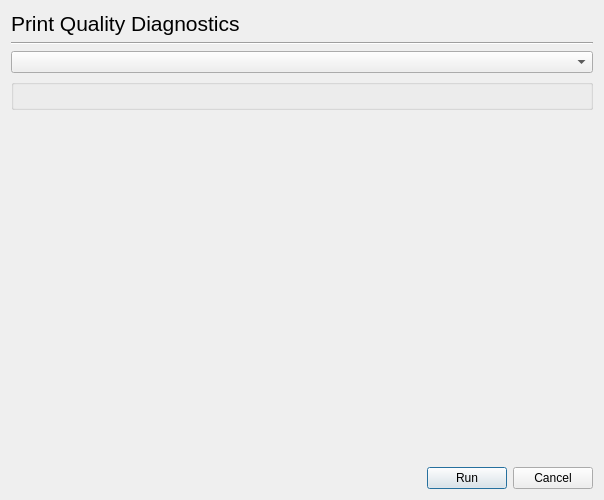
Qt form ui4/pqdiagdialog_base.ui (jpopelka/hplip) before a commit.
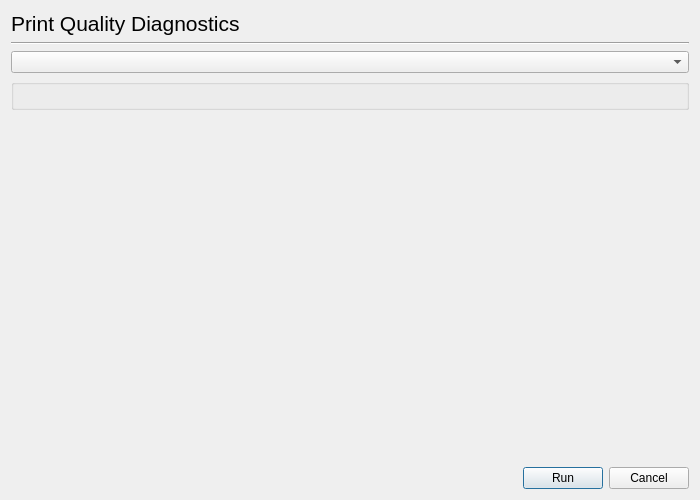
The same form after that commit. Custom widgets are drawn as their Qt base class.

The edit to the form file:
```diff
--- a/ui4/pqdiagdialog_base.ui
+++ b/ui4/pqdiagdialog_base.ui
@@ -5,7 +5,7 @@
    <rect>
     <x>0</x>
     <y>0</y>
-    <width>600</width>
+    <width>700</width>
     <height>500</height>
    </rect>
   </property>
```
